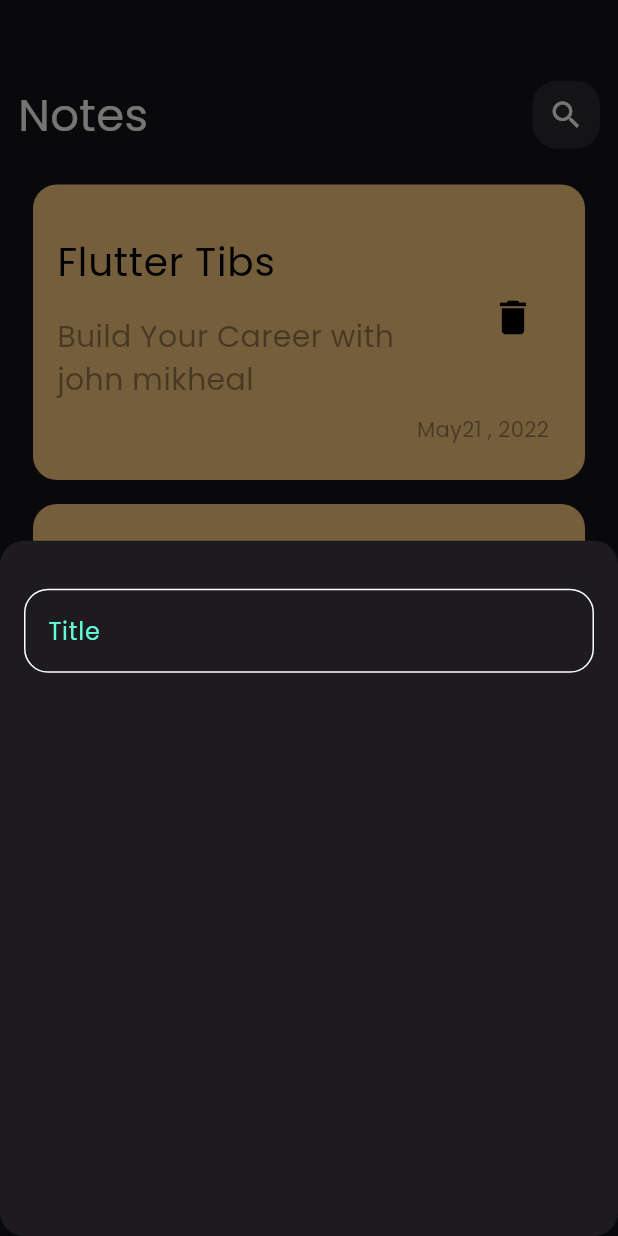
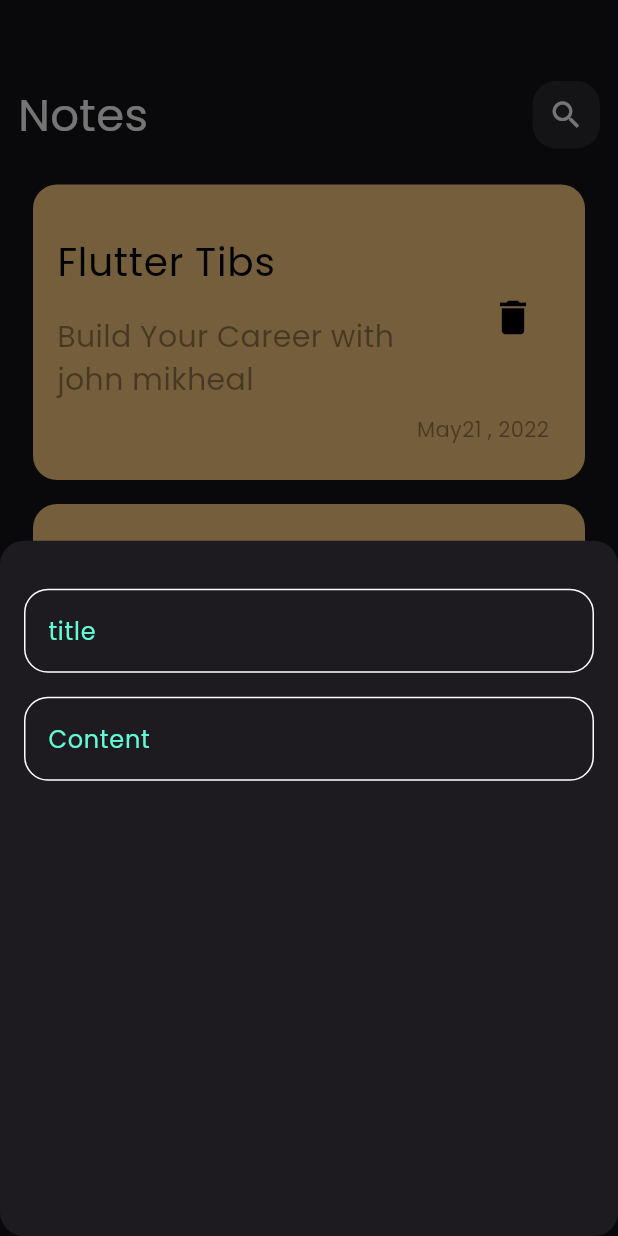
Before and after one commit to johnmikheal/notes_app, a Flutter app: the screen it shows after launch, after a tap on the "add" icon, on a phone screen of 412 x 824 dp. Run offline on Flutter 3.47's test engine with Material 3 defaults, Android fonts, the phone set to English and light mode, and no system bars.

Commit message:
add field to notes bottom sheet

```diff
--- a/lib/widgets/Add_Note_Model_Sheet.dart
+++ b/lib/widgets/Add_Note_Model_Sheet.dart
@@ -9,11 +9,20 @@ class AddNoteModelSheet extends StatelessWidget {
     return Padding(
       padding: const EdgeInsets.symmetric(horizontal: 16),
       child: Column(
-        children: [
+        children: const [
           SizedBox(
             height: 32,
           ),
-          CustomTextField(),
+          CustomTextField(
+            hint: 'title',
+          ),
+          SizedBox(
+            height: 16,
+          ),
+          CustomTextField(
+            maxLines: 5,
+            hint: 'Content',
+          ),
         ],
       ),
     );
--- a/lib/widgets/custom_text_field.dart
+++ b/lib/widgets/custom_text_field.dart
@@ -2,14 +2,18 @@ import 'package:flutter/material.dart';
 import 'package:tkuo/const.dart';
 
 class CustomTextField extends StatelessWidget {
-  const CustomTextField({super.key});
+  const CustomTextField({super.key, required this.hint, this.maxLines = 1});
+
+  final String hint;
+  final int maxLines;
 
   @override
   Widget build(BuildContext context) {
     return TextField(
       cursorColor: KprimaryColor,
       decoration: InputDecoration(
-        hintText: 'Title',
+        hintMaxLines: maxLines,
+        hintText: hint,
         hintStyle: const TextStyle(color: KprimaryColor),
         border: BuildBorder(),
         enabledBorder: BuildBorder(),
```
